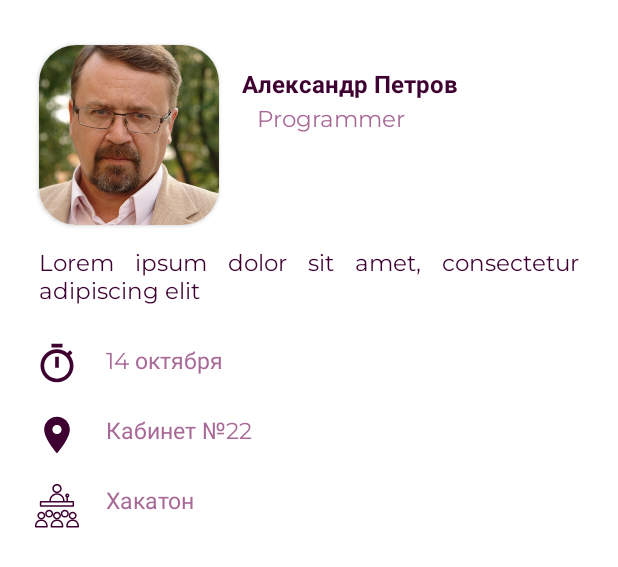
After one commit to condomcom/DomConMobile, an Android app: the layout fs_card_speaker.xml on its own in the app's theme, with its tools: preview values and no code run, on a phone screen of 412 x 824 dp. The commit adds this screen. Shown: the top 567 px of the screen. Run offline under Robolectric (Android 15) with nearby library versions, the phone set to English and light mode, and no system bars.

Commit message:
activity screen + fs speakers

```diff
--- a/app/src/main/java/com/example/condom/speakers/SpeakersCardsItem.java
+++ b/app/src/main/java/com/example/condom/modelItem/SpeakersCardsItem.java
@@ -1,4 +1,4 @@
-package com.example.condom.speakers;
+package com.example.condom.modelItem;
 
 public class SpeakersCardsItem {
     private String keyId;
--- a/app/src/main/java/com/example/condom/navigation/PerformanceFragment.java
+++ b/app/src/main/java/com/example/condom/navigation/PerformanceFragment.java
@@ -29,7 +29,6 @@ import com.example.condom.navigation.dialog.FilterFullscreenDialog;
 import com.example.condom.api.DomConApi;
 import com.example.condom.modelIP.Activity;
 import com.example.condom.modelItem.PerformancesCardsItem;
-import com.example.condom.speakers.SpeakersAdapter;
 
 import java.util.ArrayList;
 import java.util.List;
--- a/app/src/main/java/com/example/condom/navigation/dialog/CardFullscreenDialog.java
+++ b/app/src/main/java/com/example/condom/navigation/dialog/CardFullscreenDialog.java
@@ -25,7 +25,6 @@ import com.example.condom.modelIP.User;
 import com.example.condom.modelItem.FullScreenCardItem;
 import com.example.condom.modelItem.PerformancesCardsItem;
 import com.example.condom.navigation.PerformanceFragment;
-import com.example.condom.speakers.SpeakersAdapter;
 
 
 import java.util.ArrayList;
--- /dev/null
+++ b/app/src/main/res/layout/fs_card_speaker.xml
@@ -0,0 +1,161 @@
+<?xml version="1.0" encoding="utf-8"?>
+<androidx.constraintlayout.widget.ConstraintLayout xmlns:android="http://schemas.android.com/apk/res/android"
+    android:layout_width="match_parent"
+    android:layout_height="match_parent"
+    xmlns:app="http://schemas.android.com/apk/res-auto"
+    android:orientation="vertical">
+
+
+    <androidx.cardview.widget.CardView
+        android:layout_width="120dp"
+        android:layout_height="120dp"
+        app:cardCornerRadius="25dp"
+        android:layout_marginTop="30dp"
+        android:layout_marginLeft="26dp"
+        app:layout_constraintStart_toStartOf="parent"
+        app:layout_constraintTop_toTopOf="parent"
+        >
+
+        <ImageView
+            android:id="@+id/fs_image_speaker"
+            android:layout_width="120dp"
+            android:layout_height="120dp"
+            android:layout_marginEnd="26dp"
+            android:scaleType="centerCrop"
+            android:src="@drawable/rofl_photo"
+            app:layout_constraintStart_toStartOf="parent"
+            app:layout_constraintTop_toTopOf="parent" />
+
+    </androidx.cardview.widget.CardView>
+
+    <ImageView
+        android:id="@+id/fs_image_center"
+        android:layout_width="120dp"
+        android:layout_height="120dp"
+        android:layout_marginTop="30dp"
+        android:layout_marginStart="26dp"
+        android:layout_marginEnd="26dp"
+        android:scaleType="centerCrop"
+        app:layout_constraintStart_toStartOf="parent"
+        app:layout_constraintTop_toTopOf="parent" />
+
+    <TextView
+        android:id="@+id/fs_speaker_name"
+        android:layout_width="wrap_content"
+        android:layout_height="wrap_content"
+        android:layout_marginLeft="15dp"
+        android:layout_marginTop="16dp"
+        android:text="Александр Петров"
+        android:theme="@style/TextViewCardTitle"
+        app:layout_constraintStart_toEndOf="@+id/fs_image_center"
+        app:layout_constraintTop_toTopOf="@+id/fs_image_center"
+        app:layout_constraintTop_toBottomOf="@+id/fs_image_center" />
+
+    <TextView
+        android:id="@+id/fs_speaker_profession"
+        android:layout_width="wrap_content"
+        android:layout_height="wrap_content"
+        android:layout_marginStart="25dp"
+        android:layout_marginEnd="26dp"
+        android:text="Programmer"
+        android:theme="@style/TextViewCardAccent"
+        app:layout_constraintStart_toEndOf="@+id/fs_image_center"
+        app:layout_constraintLeft_toLeftOf="@+id/fs_image_center"
+        app:layout_constraintTop_toBottomOf="@+id/fs_speaker_name" />
+
+    <TextView
+        android:id="@+id/fs_description_speaker"
+        android:layout_width="match_parent"
+        android:layout_height="wrap_content"
+        android:layout_marginStart="26dp"
+        android:layout_marginEnd="26dp"
+        android:layout_marginTop="15dp"
+        android:ellipsize="end"
+        android:justificationMode="inter_word"
+        android:text="Lorem ipsum dolor sit amet, consectetur adipiscing elit"
+        android:theme="@style/TextViewCardDescription"
+        app:layout_constraintEnd_toEndOf="parent"
+        app:layout_constraintStart_toStartOf="parent"
+        app:layout_constraintTop_toBottomOf="@+id/fs_image_center" />
+
+    <ImageView
+        android:id="@+id/imageView"
+        android:layout_width="29dp"
+        android:layout_height="29dp"
+        android:layout_marginStart="23dp"
+        android:layout_marginTop="21dp"
+        android:src="@drawable/ic_baseline_timer_24"
+        app:layout_constraintStart_toStartOf="parent"
+        app:layout_constraintTop_toBottomOf="@+id/fs_description_speaker" />
+
+    <ImageView
+        android:id="@+id/imageView2"
+        android:layout_width="29dp"
+        android:layout_height="29dp"
+        android:layout_marginStart="23dp"
+        android:layout_marginTop="18dp"
+        android:src="@drawable/ic_place"
+        app:layout_constraintStart_toStartOf="parent"
+        app:layout_constraintTop_toBottomOf="@+id/imageView" />
+
+    <ImageView
+        android:id="@+id/imageView3"
+        android:layout_width="29dp"
+        android:layout_height="29dp"
+        android:layout_marginStart="23dp"
+        android:layout_marginTop="18dp"
+        android:src="@drawable/ic_conference"
+        android:layout_marginBottom="30dp"
+        app:layout_constraintStart_toStartOf="parent"
+        app:layout_constraintTop_toBottomOf="@+id/imageView2" />
+
+
+    <TextView
+        android:id="@+id/fs_duration_perf"
+        android:layout_width="wrap_content"
+        android:layout_height="wrap_content"
+        android:layout_marginTop="24dp"
+        android:layout_marginStart="18dp"
+        android:text="14 октября"
+        android:theme="@style/TextViewCardAccent"
+        app:layout_constraintStart_toEndOf="@+id/imageView"
+        app:layout_constraintTop_toBottomOf="@+id/fs_description_speaker" />
+
+    <TextView
+        android:id="@+id/fs_speaker_place"
+        android:layout_width="wrap_content"
+        android:layout_height="wrap_content"
+        android:layout_marginTop="24dp"
+        android:layout_marginStart="18dp"
+        android:text="Кабинет №22"
+        android:theme="@style/TextViewCardAccent"
+        app:layout_constraintStart_toEndOf="@+id/imageView2"
+        app:layout_constraintTop_toBottomOf="@+id/fs_duration_perf" />
+
+    <TextView
+        android:id="@+id/fs_speaker_perf"
+        android:layout_width="wrap_content"
+        android:layout_height="wrap_content"
+        android:layout_marginTop="24dp"
+        android:layout_marginBottom="50dp"
+        android:layout_marginStart="18dp"
+        android:text="Хакатон"
+        android:theme="@style/TextViewCardAccent"
+        app:layout_constraintStart_toEndOf="@+id/imageView3"
+        app:layout_constraintTop_toBottomOf="@+id/fs_speaker_place" />
+
+    <TextView
+        android:id="@+id/fs"
+        android:layout_width="wrap_content"
+        android:layout_height="wrap_content"
+        android:layout_marginTop="18dp"
+        android:layout_marginBottom="50dp"
+        android:layout_marginStart="18dp"
+        android:text=""
+        android:theme="@style/TextViewCardAccent"
+        app:layout_constraintStart_toEndOf="@+id/imageView3"
+        app:layout_constraintTop_toBottomOf="@+id/fs_speaker_perf" />
+
+
+
+</androidx.constraintlayout.widget.ConstraintLayout>
```
Also changed, not shown: app/src/main/java/com/example/condom/adapters/FullScreenSpeakerAdapter.java (renamed from app/src/main/java/com/example/condom/speakers/SpeakersAdapter.java, +15 -25 lines), app/src/main/java/com/example/condom/adapters/SpeakersAdapter.java (added, +108 -0 lines), app/src/main/java/com/example/condom/navigation/ActivitiesFragment.java (+139 -6 lines), app/src/main/java/com/example/condom/navigation/SpeakerFragment.java (+2 -6 lines), app/src/main/java/com/example/condom/navigation/dialog/SpeakerFullscreenDialog.java (added, +68 -0 lines), app/src/main/res/drawable/ic_c_plus.xml (added, +9 -0 lines), app/src/main/res/layout/card_speaker_item.xml (+11 -1 lines), app/src/main/res/layout/fs_dialog_speaker.xml (added, +67 -0 lines).
